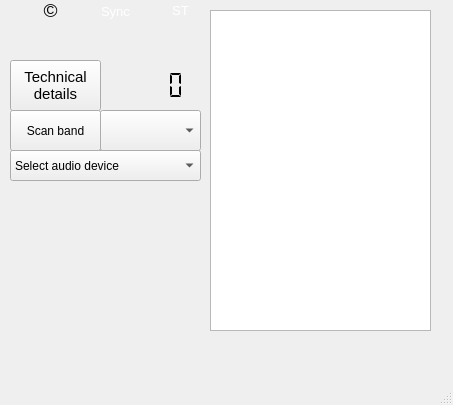
JvanKatwijk/dabradio, file forms/dabradio.ui: the form before one commit.
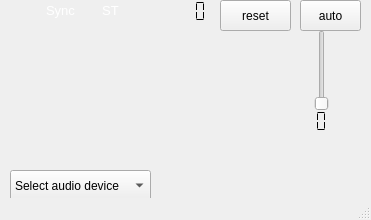
The form after the commit. Custom widgets are drawn as their Qt base class.

Commit message: major rewrite of dabradio

Diff of the .ui file:
```diff
--- a/forms/dabradio.ui
+++ b/forms/dabradio.ui
@@ -6,8 +6,8 @@
    <rect>
     <x>0</x>
     <y>0</y>
-    <width>453</width>
-    <height>405</height>
+    <width>371</width>
+    <height>220</height>
    </rect>
   </property>
   <property name="windowTitle">
@@ -18,8 +18,8 @@
     <property name="geometry">
      <rect>
       <x>10</x>
-      <y>150</y>
-      <width>191</width>
+      <y>170</y>
+      <width>141</width>
       <height>31</height>
      </rect>
     </property>
@@ -32,26 +32,13 @@
      </property>
     </item>
    </widget>
-   <widget class="QComboBox" name="channelSelector">
-    <property name="geometry">
-     <rect>
-      <x>100</x>
-      <y>110</y>
-      <width>101</width>
-      <height>41</height>
-     </rect>
-    </property>
-    <property name="toolTip">
-     <string>&lt;html&gt;&lt;head/&gt;&lt;body&gt;&lt;p&gt;Select the DAB channel.&lt;/p&gt;&lt;p&gt;This depends on the band chosen.&lt;/p&gt;&lt;/body&gt;&lt;/html&gt;</string>
-    </property>
-   </widget>
    <widget class="QLabel" name="timeDisplay">
     <property name="geometry">
      <rect>
-      <x>30</x>
-      <y>300</y>
-      <width>161</width>
-      <height>21</height>
+      <x>160</x>
+      <y>170</y>
+      <width>211</width>
+      <height>31</height>
      </rect>
     </property>
     <property name="text">
@@ -61,10 +48,10 @@
    <widget class="QLabel" name="dynamicLabel">
     <property name="geometry">
      <rect>
-      <x>20</x>
-      <y>340</y>
-      <width>401</width>
-      <height>41</height>
+      <x>10</x>
+      <y>140</y>
+      <width>361</width>
+      <height>31</height>
      </rect>
     </property>
     <property name="toolTip">
@@ -92,38 +79,12 @@
      <set>Qt::LinksAccessibleByKeyboard|Qt::LinksAccessibleByMouse|Qt::TextBrowserInteraction|Qt::TextSelectableByKeyboard|Qt::TextSelectableByMouse</set>
     </property>
    </widget>
-   <widget class="QListView" name="ensembleDisplay">
-    <property name="geometry">
-     <rect>
-      <x>210</x>
-      <y>10</y>
-      <width>221</width>
-      <height>321</height>
-     </rect>
-    </property>
-   </widget>
-   <widget class="QLabel" name="versionName">
-    <property name="geometry">
-     <rect>
-      <x>20</x>
-      <y>280</y>
-      <width>171</width>
-      <height>20</height>
-     </rect>
-    </property>
-    <property name="toolTip">
-     <string>&lt;html&gt;&lt;head/&gt;&lt;body&gt;&lt;p&gt;Copyright (C) 2016, 2017 Jan van Katwijk (J.vanKatwijk@gmail.com), Lazy Chair Programming&lt;/p&gt;&lt;p&gt;Qt-DAB is free software; you can redistribute it and/or modify it under the terms of the GNU General Public License as published by the Free Software Foundation; either version 2 of the License, or (at your option) any later version.&lt;br/&gt;&lt;/p&gt;&lt;/body&gt;&lt;/html&gt;</string>
-    </property>
-    <property name="text">
-     <string/>
-    </property>
-   </widget>
    <widget class="QLabel" name="syncedLabel">
     <property name="geometry">
      <rect>
-      <x>90</x>
-      <y>1</y>
-      <width>51</width>
+      <x>40</x>
+      <y>0</y>
+      <width>41</width>
       <height>21</height>
      </rect>
     </property>
@@ -182,38 +143,13 @@
      <set>Qt::AlignCenter</set>
     </property>
    </widget>
-   <widget class="QLCDNumber" name="ensembleId">
-    <property name="geometry">
-     <rect>
-      <x>120</x>
-      <y>70</y>
-      <width>71</width>
-      <height>31</height>
-     </rect>
-    </property>
-    <property name="toolTip">
-     <string>&lt;html&gt;&lt;head/&gt;&lt;body&gt;&lt;p&gt;Ensemble ID&lt;/p&gt;&lt;p&gt;The hecadecimal number shows the ensemble ID.&lt;/p&gt;&lt;/body&gt;&lt;/html&gt;</string>
-    </property>
-    <property name="frameShape">
-     <enum>QFrame::NoFrame</enum>
-    </property>
-    <property name="digitCount">
-     <number>4</number>
-    </property>
-    <property name="mode">
-     <enum>QLCDNumber::Hex</enum>
-    </property>
-    <property name="segmentStyle">
-     <enum>QLCDNumber::Flat</enum>
-    </property>
-   </widget>
    <widget class="QLabel" name="ensembleName">
     <property name="geometry">
      <rect>
       <x>10</x>
-      <y>30</y>
-      <width>191</width>
-      <height>31</height>
+      <y>60</y>
+      <width>221</width>
+      <height>41</height>
      </rect>
     </property>
     <property name="font">
@@ -234,7 +170,7 @@
    <widget class="QLabel" name="stereoLabel">
     <property name="geometry">
      <rect>
-      <x>160</x>
+      <x>90</x>
       <y>0</y>
       <width>41</width>
       <height>21</height>
@@ -322,88 +258,183 @@
      <set>Qt::AlignCenter</set>
     </property>
    </widget>
-   <widget class="QPushButton" name="showProgramData">
+   <widget class="QLabel" name="strength_0_label">
     <property name="geometry">
      <rect>
-      <x>10</x>
-      <y>60</y>
-      <width>91</width>
-      <height>51</height>
+      <x>150</x>
+      <y>40</y>
+      <width>21</width>
+      <height>16</height>
      </rect>
     </property>
-    <property name="font">
-     <font>
-      <pointsize>11</pointsize>
-     </font>
+    <property name="text">
+     <string/>
     </property>
     <property name="toolTip">
      <string>&lt;html&gt;&lt;head/&gt;&lt;body&gt;&lt;p&gt;Push this button for further technical information about the selected program&lt;/p&gt;&lt;p&gt;Push again for closing the pop-up-window.&lt;/p&gt;&lt;/body&gt;&lt;/html&gt;</string>
     </property>
     <property name="text">
-     <string>Technical
-details</string>
+     <string/>
     </property>
    </widget>
-   <widget class="QPushButton" name="scanButton">
+   <widget class="QLabel" name="strength_2_label">
     <property name="geometry">
      <rect>
+      <x>210</x>
+      <y>40</y>
+      <width>21</width>
+      <height>16</height>
+     </rect>
+    </property>
+    <property name="text">
+     <string/>
+    </property>
+   </widget>
+   <widget class="QLabel" name="strength_3_label">
+    <property name="geometry">
+     <rect>
+      <x>240</x>
+      <y>40</y>
+      <width>21</width>
+      <height>16</height>
+     </rect>
+    </property>
+    <property name="text">
+     <string/>
+    </property>
+   </widget>
+   <widget class="QLabel" name="strength_4_label">
+    <property name="geometry">
+     <rect>
+      <x>270</x>
+      <y>40</y>
+      <width>21</width>
+      <height>16</height>
+     </rect>
+    </property>
+    <property name="text">
+     <string/>
+    </property>
+   </widget>
+   <widget class="QLabel" name="serviceLabel">
+    <property name="geometry">
+     <rect>
       <x>10</x>
+      <y>100</y>
+      <width>211</width>
+      <height>31</height>
+     </rect>
+    </property>
+    <property name="text">
+     <string/>
+    </property>
+   </widget>
+   <widget class="QPushButton" name="resetButton">
+    <property name="geometry">
+     <rect>
+      <x>220</x>
+      <y>0</y>
+      <width>71</width>
+      <height>31</height>
+     </rect>
+    </property>
+    <property name="text">
+     <string>reset</string>
+    </property>
+   </widget>
+   <widget class="QLCDNumber" name="serviceCountDisplay">
+    <property name="geometry">
+     <rect>
+      <x>180</x>
+      <y>0</y>
+      <width>31</width>
+      <height>23</height>
+     </rect>
+    </property>
+    <property name="frameShape">
+     <enum>QFrame::NoFrame</enum>
+    </property>
+    <property name="digitCount">
+     <number>2</number>
+    </property>
+    <property name="segmentStyle">
+     <enum>QLCDNumber::Flat</enum>
+    </property>
+   </widget>
+   <widget class="QLabel" name="motLabel">
+    <property name="geometry">
+     <rect>
+      <x>140</x>
+      <y>0</y>
+      <width>31</width>
+      <height>21</height>
+     </rect>
+    </property>
+    <property name="text">
+     <string/>
+    </property>
+   </widget>
+   <widget class="QPushButton" name="autogainButton">
+    <property name="geometry">
+     <rect>
+      <x>300</x>
+      <y>0</y>
+      <width>61</width>
+      <height>31</height>
+     </rect>
+    </property>
+    <property name="text">
+     <string>auto</string>
+    </property>
+   </widget>
+   <widget class="QSlider" name="gainSlider">
+    <property name="geometry">
+     <rect>
+      <x>310</x>
+      <y>30</y>
+      <width>24</width>
+      <height>81</height>
+     </rect>
+    </property>
+    <property name="orientation">
+     <enum>Qt::Vertical</enum>
+    </property>
+   </widget>
+   <widget class="QLCDNumber" name="gainvalueDisplay">
+    <property name="geometry">
+     <rect>
+      <x>280</x>
       <y>110</y>
-      <width>91</width>
-      <height>41</height>
+      <width>64</width>
+      <height>23</height>
      </rect>
     </property>
-    <property name="toolTip">
-     <string>&lt;html&gt;&lt;head/&gt;&lt;body&gt;&lt;p&gt;Push this button for starting a scan over the channels in the current selected band (default VHF Band III or optionally L-Band)&lt;/p&gt;&lt;p&gt;During the scan a list of all services of all ensembles will be built and presented. One may select&lt;/p&gt;&lt;p&gt;a service from this list.&lt;/p&gt;&lt;p&gt;Push again to stop scanning.&lt;/p&gt;&lt;/body&gt;&lt;/html&gt;</string>
+    <property name="frameShape">
+     <enum>QFrame::NoFrame</enum>
     </property>
-    <property name="text">
-     <string>Scan band</string>
+    <property name="digitCount">
+     <number>3</number>
+    </property>
+    <property name="segmentStyle">
+     <enum>QLCDNumber::Flat</enum>
     </property>
    </widget>
    <widget class="QLabel" name="label">
     <property name="geometry">
      <rect>
-      <x>40</x>
+      <x>0</x>
       <y>0</y>
-      <width>21</width>
+      <width>31</width>
       <height>21</height>
      </rect>
     </property>
-    <property name="font">
-     <font>
-      <pointsize>14</pointsize>
-     </font>
-    </property>
-    <property name="toolTip">
-     <string>&lt;html&gt;&lt;head/&gt;&lt;body&gt;&lt;p&gt;DAB2 copyright:&lt;/p&gt;&lt;p&gt;J van Katwijk, Lazy Chair Computing. J.vanKatwijk@gmail.com&lt;/p&gt;&lt;p&gt;Copyright of the Qt toolkit used: the Qt Company&lt;/p&gt;&lt;p&gt;Copyright of the libraries used for SDRplay, rtl-sdr based sticks, AIRspy, portaudio, libsndfile and libsamplerate libfaad to their developers&lt;/p&gt;&lt;p&gt;Copyright of the MP2 library used Martin J Fiedler&lt;/p&gt;&lt;p&gt;Copyright of the firecode checker: Gnu Radio&lt;/p&gt;&lt;p&gt;Copyright of the viterbi decoder kernel: the Spiral project&lt;/p&gt;&lt;p&gt;Copyright of the Reed Solomon Decoder software: Phil Karns&lt;/p&gt;&lt;p&gt;All copyrights gratefully acknowledged&lt;/p&gt;&lt;p&gt;&lt;br/&gt;&lt;/p&gt;&lt;p&gt;DAB2 (an SDR-J program) is distributed in the hope that it will be useful, but WITHOUT ANY WARRANTY; without even the implied warranty of MERCHANTABILITY or FITNESS FOR A PARTICULAR PURPOSE. See the GNU General Public License for more details.&lt;/p&gt;&lt;p&gt;&lt;br/&gt;&lt;/p&gt;&lt;/body&gt;&lt;/html&gt;</string>
-    </property>
     <property name="text">
-     <string>©</string>
-    </property>
-    <property name="alignment">
-     <set>Qt::AlignCenter</set>
-    </property>
-   </widget>
-   <widget class="QwtPlot" name="spectrumDisplay">
-    <property name="geometry">
-     <rect>
-      <x>10</x>
-      <y>180</y>
-      <width>191</width>
-      <height>91</height>
-     </rect>
+     <string/>
     </property>
    </widget>
   </widget>
   <widget class="QStatusBar" name="statusbar"/>
  </widget>
- <customwidgets>
-  <customwidget>
-   <class>QwtPlot</class>
-   <extends>QFrame</extends>
-   <header>qwt_plot.h</header>
-  </customwidget>
- </customwidgets>
  <resources/>
  <connections/>
 </ui>
```
Left out of the diff: 15 changed lines with no effect on the pictures. The commit also changes 41 other files.
